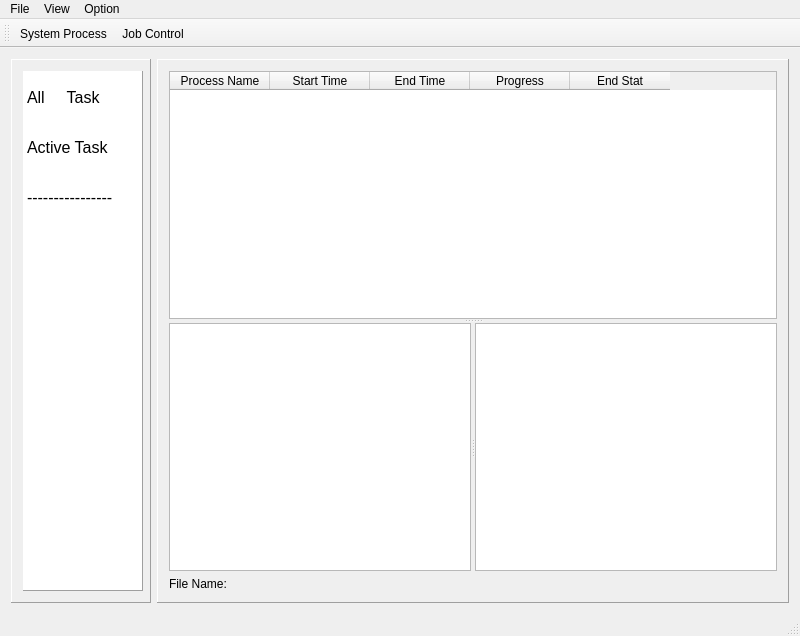
The window that qjdprocessmainwindow.ui (xtfllbl/qjdprocess) describes before a commit, drawn with Qt 5.
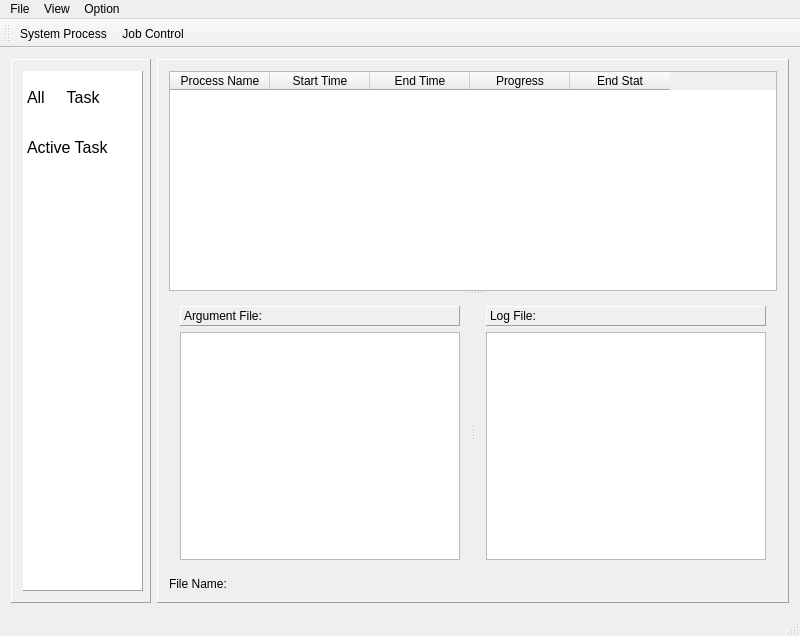
The same window after the commit. The open tabs and pages were chosen to show the change. Icons and pictures are not drawn.

Patch:
```diff
--- a/qjdprocessmainwindow.ui
+++ b/qjdprocessmainwindow.ui
@@ -255,11 +255,6 @@
             <string>1</string>
            </property>
           </row>
-          <row>
-           <property name="text">
-            <string>2</string>
-           </property>
-          </row>
           <column>
            <property name="text">
             <string>0</string>
@@ -294,14 +289,6 @@
             <set>ItemIsSelectable|ItemIsEnabled</set>
            </property>
           </item>
-          <item row="2" column="0">
-           <property name="text">
-            <string>----------------</string>
-           </property>
-           <property name="flags">
-            <set>NoItemFlags</set>
-           </property>
-          </item>
          </widget>
         </item>
        </layout>
@@ -645,6 +632,40 @@
            <property name="orientation">
             <enum>Qt::Horizontal</enum>
            </property>
+           <widget class="QWidget" name="">
+            <layout class="QVBoxLayout" name="verticalLayout_4">
+             <item>
+              <widget class="QLabel" name="label_5">
+               <property name="sizePolicy">
+                <sizepolicy hsizetype="Preferred" vsizetype="Fixed">
+                 <horstretch>0</horstretch>
+                 <verstretch>0</verstretch>
+                </sizepolicy>
+               </property>
+               <property name="minimumSize">
+                <size>
+                 <width>0</width>
+                 <height>20</height>
+                </size>
+               </property>
+               <property name="maximumSize">
+                <size>
+                 <width>16777215</width>
+                 <height>20</height>
+                </size>
+               </property>
+               <property name="frameShape">
+                <enum>QFrame::Panel</enum>
+               </property>
+               <property name="frameShadow">
+                <enum>QFrame::Raised</enum>
+               </property>
+               <property name="text">
+                <string>Argument File:</string>
+               </property>
+              </widget>
+             </item>
+             <item>
            <widget class="QTextBrowser" name="historyArguBrowser">
             <property name="sizePolicy">
              <sizepolicy hsizetype="Preferred" vsizetype="Preferred">
@@ -655,7 +676,7 @@
             <property name="minimumSize">
              <size>
               <width>0</width>
-              <height>225</height>
+                 <height>0</height>
              </size>
             </property>
             <property name="maximumSize">
@@ -665,6 +686,43 @@
              </size>
             </property>
            </widget>
+             </item>
+            </layout>
+           </widget>
+           <widget class="QWidget" name="">
+            <layout class="QVBoxLayout" name="verticalLayout_5">
+             <item>
+              <widget class="QLabel" name="label_6">
+               <property name="sizePolicy">
+                <sizepolicy hsizetype="Preferred" vsizetype="Fixed">
+                 <horstretch>0</horstretch>
+                 <verstretch>0</verstretch>
+                </sizepolicy>
+               </property>
+               <property name="minimumSize">
+                <size>
+                 <width>0</width>
+                 <height>20</height>
+                </size>
+               </property>
+               <property name="maximumSize">
+                <size>
+                 <width>16777215</width>
+                 <height>20</height>
+                </size>
+               </property>
+               <property name="frameShape">
+                <enum>QFrame::Panel</enum>
+               </property>
+               <property name="frameShadow">
+                <enum>QFrame::Raised</enum>
+               </property>
+               <property name="text">
+                <string>Log File:</string>
+               </property>
+              </widget>
+             </item>
+             <item>
            <widget class="QTextBrowser" name="historyLogBrowser">
             <property name="enabled">
              <bool>true</bool>
@@ -676,6 +734,9 @@
              </size>
             </property>
            </widget>
+             </item>
+            </layout>
+           </widget>
           </widget>
          </widget>
         </item>
```
Left out of the diff: 78 changed lines with no effect on the pictures. Lines whose indentation alone changed are shown as unchanged.
